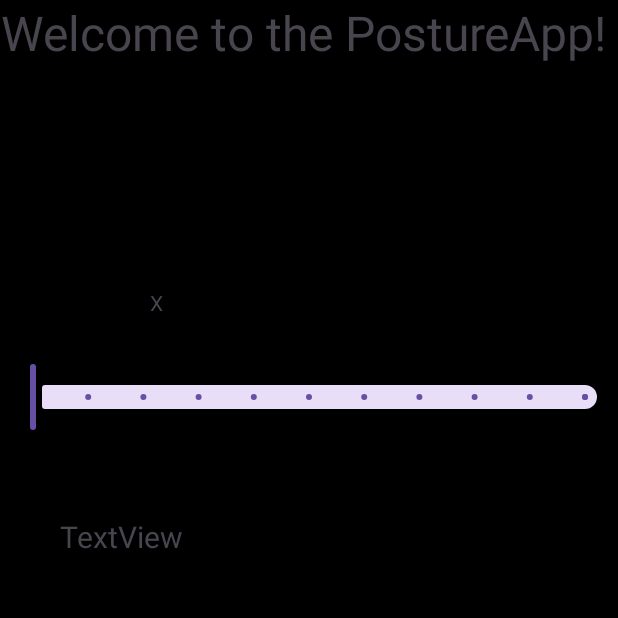
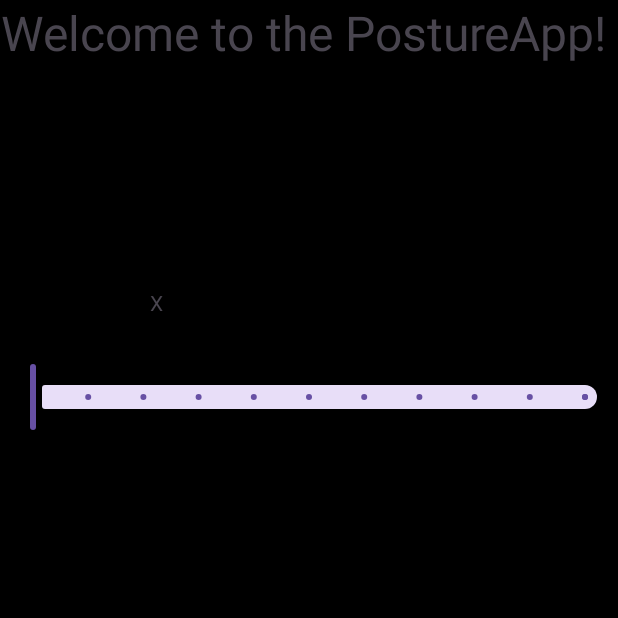
Before and after one commit to JamesRenn-ie/postureAppBrisHack24, an Android app: the screen it shows after launch (MainActivity), on a phone screen of 412 x 824 dp, the top half of it. Run offline under Robolectric (Android 15) with nearby library versions, the phone set to English and light mode, and no system bars.

Commit message:
removed testing stuff

```diff
--- a/app/src/main/java/com/example/accelerometer/MainActivity.java
+++ b/app/src/main/java/com/example/accelerometer/MainActivity.java
@@ -17,7 +17,7 @@ import android.os.Bundle;
 
 public class MainActivity extends AppCompatActivity implements SensorEventListener{
 
-    private TextView xText, yText, zText, textView2;
+    private TextView xText, yText, zText;
     private Sensor mySensor;
     private SensorManager SM;
     private Vibrator vibrator;
@@ -25,12 +25,14 @@ public class MainActivity extends AppCompatActivity implements SensorEventListen
 
     @Override
     public void onSensorChanged(SensorEvent event) {
-        if (event.values[0] < 0) {
-            xText.setText("Posture Score: " + -Math.round(event.values[0]));
-        }
-        else {
-            xText.setText("Posture Score: " + Math.round(event.values[0]));
-        }
+//        if (event.values[0] < 0) {
+//            xText.setText("Posture Score: " + -Math.round(event.values[0]));
+//        }
+//        else {
+//            xText.setText("Posture Score: " + Math.round(event.values[0]));
+//        }
+
+        xText.setText("Posture Score: " + Math.abs(Math.round(event.values[0])));
 
 
 //        yText.setText("Y " + Math.round(event.values[1]));
@@ -68,8 +70,6 @@ public class MainActivity extends AppCompatActivity implements SensorEventListen
         xText = (TextView) findViewById(R.id.xText);
 //        yText = (TextView) findViewById(R.id.yText);
 //        zText = (TextView) findViewById(R.id.zText);
-        textView2 = (TextView) findViewById(R.id.textView2);
-
         Slider slider = findViewById(R.id.slider);
         slider.addOnChangeListener(new Slider.OnChangeListener() {
             @Override
@@ -78,7 +78,6 @@ public class MainActivity extends AppCompatActivity implements SensorEventListen
                 // You can access the current value of the slider using the 'value' parameter.
                 // Do something with the value...
                 // For example, you can display it in a TextView:
-                textView2.setText("Value " + value);
                 postureVal = value;
             }
         });
--- a/app/src/main/res/layout/activity_main.xml
+++ b/app/src/main/res/layout/activity_main.xml
@@ -42,14 +42,4 @@
         app:layout_constraintStart_toStartOf="parent"
         app:layout_constraintTop_toTopOf="parent" />
 
-    <TextView
-        android:id="@+id/textView2"
-        android:layout_width="120dp"
-        android:layout_height="48dp"
-        android:layout_marginStart="40dp"
-        android:layout_marginTop="344dp"
-        android:text="TextView"
-        android:textSize="20sp"
-        app:layout_constraintStart_toStartOf="parent"
-        app:layout_constraintTop_toTopOf="parent" />
 </androidx.constraintlayout.widget.ConstraintLayout>
```
